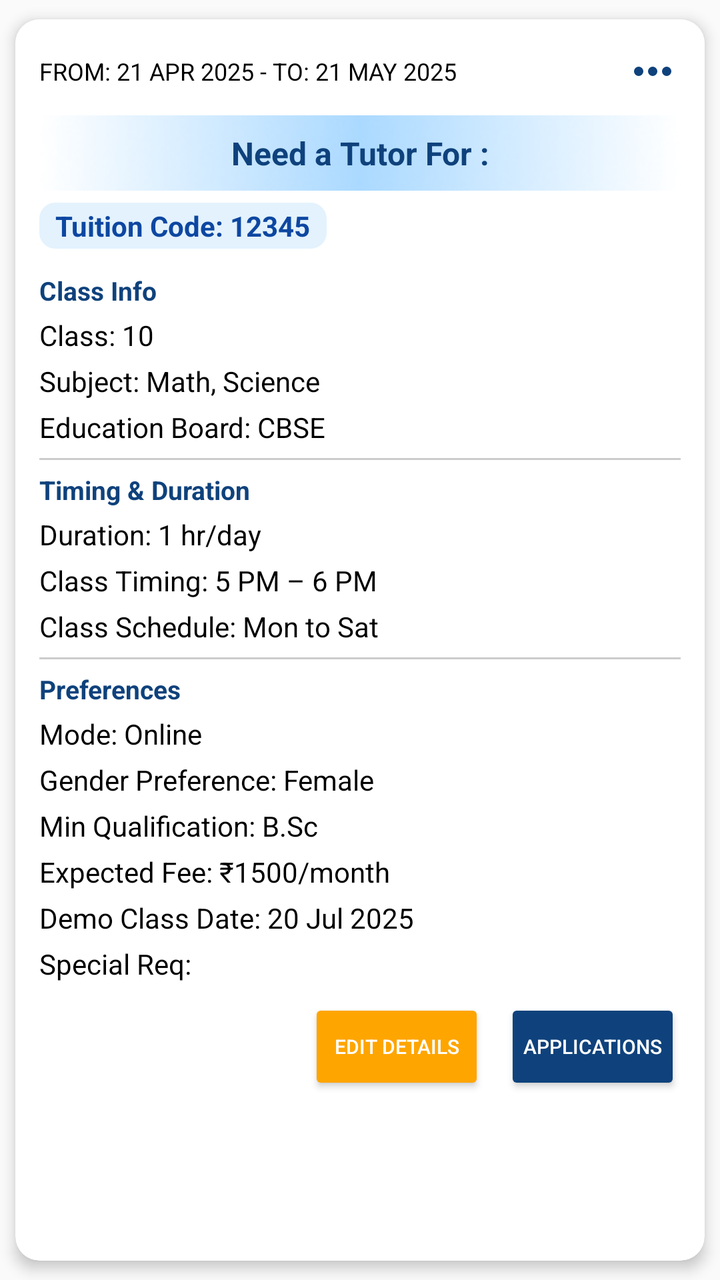
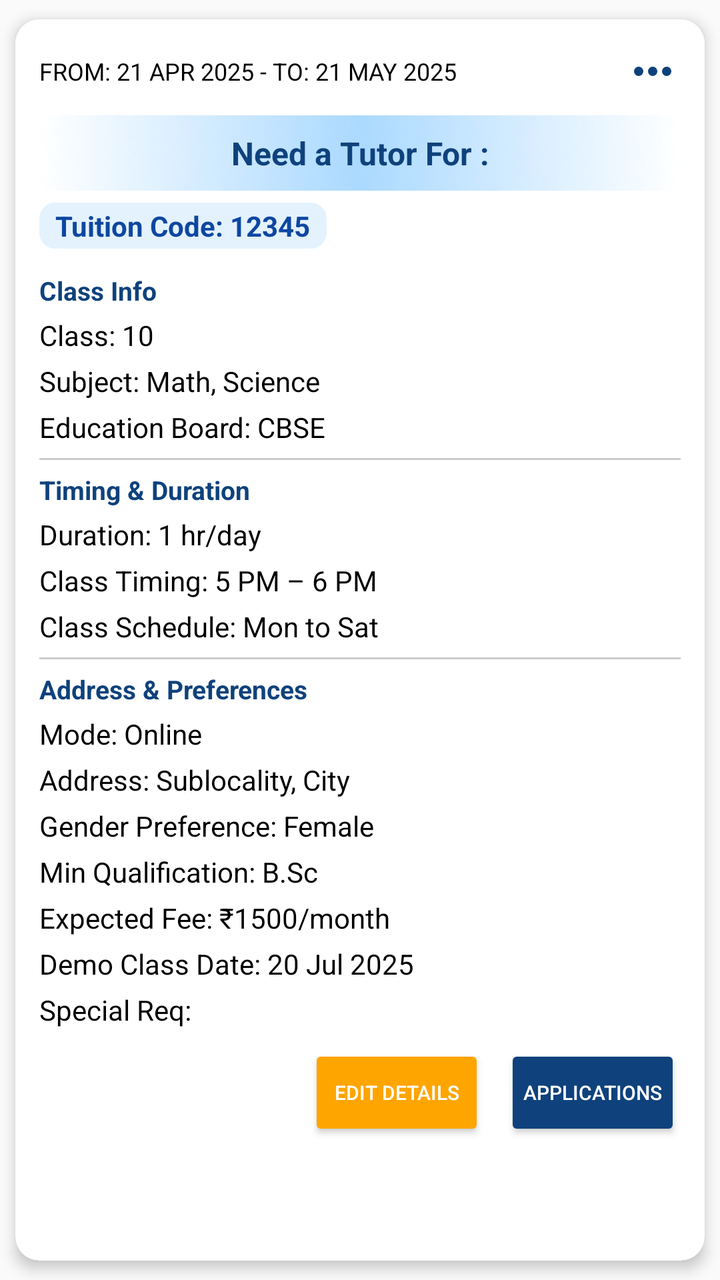

The first picture is an Android layout as it rendered before a commit; the second is the same layout after the commit. The layout source and the unified diff follow.
<!-- AndroidManifest.xml: application theme Theme.Seekshakcom -->
<!-- res/layout/item_post.xml -->
<?xml version="1.0" encoding="utf-8"?>
<androidx.cardview.widget.CardView
    xmlns:android="http://schemas.android.com/apk/res/android"
    xmlns:app="http://schemas.android.com/apk/res-auto"
    android:id="@+id/post_card"
    android:layout_width="match_parent"
    android:layout_height="wrap_content"
    android:layout_marginBottom="12dp"
    app:cardElevation="4dp"
    app:cardCornerRadius="12dp"
    android:clickable="true"
    android:foreground="?attr/selectableItemBackground"
    app:cardUseCompatPadding="true">

    <LinearLayout
        android:layout_width="match_parent"
        android:layout_height="wrap_content"
        android:background="@color/white"
        android:orientation="vertical"
        android:padding="12dp">

        
        <LinearLayout
            android:layout_width="match_parent"
            android:layout_height="wrap_content"
            android:orientation="horizontal"
            android:gravity="center_vertical">

            <TextView
                android:id="@+id/from_to_date"
                android:layout_width="0dp"
                android:layout_height="wrap_content"
                android:layout_weight="1"
                android:maxLines="1"
                android:text="FROM: 21 APR 2025 - TO: 21 MAY 2025"
                android:textColor="#000000"
                android:textSize="12sp" />

            <ImageButton
                android:id="@+id/moreOptionsButton"
                android:layout_width="wrap_content"
                android:layout_height="wrap_content"
                android:src="@drawable/ic_threedots_hori"
                android:background="?attr/selectableItemBackgroundBorderless"
                android:contentDescription="More options" />
        </LinearLayout>

        
        <TextView
            android:id="@+id/heading"
            android:layout_width="match_parent"
            android:layout_height="wrap_content"
            android:text="Need a Tutor For :"
            android:textAlignment="center"
            android:textStyle="bold"
            android:textSize="16sp"
            android:textColor="#0F427C"
            android:background="@drawable/rectangle_p"
            android:padding="8dp"
            android:layout_marginTop="8dp" />

        <TextView
            android:id="@+id/tuition_Code"
            android:layout_width="wrap_content"
            android:layout_height="wrap_content"
            android:layout_gravity="start"
            android:text="Tuition Code: 12345"
            android:textColor="#0D47A1"
            android:textStyle="bold"
            android:textSize="14sp"
            android:layout_marginTop="6dp"
            android:background="@drawable/tuition_code_bg"
            android:paddingHorizontal="8dp"
            android:paddingVertical="2dp" />

        
        <TextView
            android:layout_width="wrap_content"
            android:layout_height="wrap_content"
            android:text="Class Info"
            android:textStyle="bold"
            android:textSize="13sp"
            android:textColor="#0F427C"
            android:layout_marginTop="12dp" />

        <TextView
            android:id="@+id/class_Details"
            android:layout_width="wrap_content"
            android:layout_height="wrap_content"
            android:text="Class: 10"
            android:textColor="#000000"
            android:textSize="14sp"
            android:layout_marginTop="4dp" />

        <TextView
            android:id="@+id/subject_Details"
            android:layout_width="wrap_content"
            android:layout_height="wrap_content"
            android:text="Subject: Math, Science"
            android:textColor="#000000"
            android:textSize="14sp"
            android:layout_marginTop="4dp" />

        <TextView
            android:id="@+id/board_Details"
            android:layout_width="wrap_content"
            android:layout_height="wrap_content"
            android:text="Education Board: CBSE"
            android:textColor="#000000"
            android:textSize="14sp"
            android:layout_marginTop="4dp" />

        
        <View
            android:layout_width="match_parent"
            android:layout_height="1dp"
            android:layout_marginVertical="6dp"
            android:background="#CCCCCC" />

        
        <TextView
            android:layout_width="wrap_content"
            android:layout_height="wrap_content"
            android:text="Timing &amp; Duration"
            android:textStyle="bold"
            android:textSize="13sp"
            android:textColor="#0F427C" />

        <TextView
            android:id="@+id/duration_Details"
            android:layout_width="wrap_content"
            android:layout_height="wrap_content"
            android:text="Duration: 1 hr/day"
            android:textColor="#000000"
            android:textSize="14sp"
            android:layout_marginTop="4dp" />

        <TextView
            android:id="@+id/class_Timing"
            android:layout_width="wrap_content"
            android:layout_height="wrap_content"
            android:text="Class Timing: 5 PM – 6 PM"
            android:textColor="#000000"
            android:textSize="14sp"
            android:layout_marginTop="4dp" />

        <TextView
            android:id="@+id/class_Schedule"
            android:layout_width="wrap_content"
            android:layout_height="wrap_content"
            android:text="Class Schedule: Mon to Sat"
            android:textColor="#000000"
            android:textSize="14sp"
            android:layout_marginTop="4dp" />

        
        <View
            android:layout_width="match_parent"
            android:layout_height="1dp"
            android:layout_marginVertical="6dp"
            android:background="#CCCCCC" />

        
        <TextView
            android:layout_width="wrap_content"
            android:layout_height="wrap_content"
            android:text="Preferences"
            android:textStyle="bold"
            android:textSize="13sp"
            android:textColor="#0F427C" />

        <TextView
            android:id="@+id/mode_Of_Class"
            android:layout_width="wrap_content"
            android:layout_height="wrap_content"
            android:text="Mode: Online"
            android:textColor="#000000"
            android:textSize="14sp"
            android:layout_marginTop="4dp" />

        <TextView
            android:id="@+id/gender_Preference"
            android:layout_width="wrap_content"
            android:layout_height="wrap_content"
            android:text="Gender Preference: Female"
            android:textColor="#000000"
            android:textSize="14sp"
            android:layout_marginTop="4dp" />

        <TextView
            android:id="@+id/min_Qualification"
            android:layout_width="wrap_content"
            android:layout_height="wrap_content"
            android:text="Min Qualification: B.Sc"
            android:textColor="#000000"
            android:textSize="14sp"
            android:layout_marginTop="4dp" />

        <TextView
            android:id="@+id/fee_Details"
            android:layout_width="wrap_content"
            android:layout_height="wrap_content"
            android:text="Expected Fee: ₹1500/month"
            android:textColor="#000000"
            android:textSize="14sp"
            android:layout_marginTop="4dp" />

        <TextView
            android:id="@+id/demo_Class_Date"
            android:layout_width="wrap_content"
            android:layout_height="wrap_content"
            android:text="Demo Class Date: 20 Jul 2025"
            android:textColor="#000000"
            android:textSize="14sp"
            android:layout_marginTop="4dp" />

        <TextView
            android:id="@+id/special_Requirement"
            android:layout_width="wrap_content"
            android:layout_height="wrap_content"
            android:text="Special Req: "
            android:textColor="#000000"
            android:textSize="14sp"
            android:layout_marginTop="4dp" />

        
        <LinearLayout
            android:layout_width="match_parent"
            android:layout_height="wrap_content"
            android:orientation="horizontal"
            android:gravity="end"
            android:layout_marginTop="8dp"
            android:layout_marginBottom="4dp">

            <Button
                android:id="@+id/btn_Edit_Details"
                android:layout_width="wrap_content"
                android:layout_height="wrap_content"
                android:text="Edit Details"
                android:backgroundTint="#FFA500"
                android:textColor="#FFFFFF"
                android:textSize="10sp"
                android:paddingHorizontal="8dp" />

            <Space
                android:layout_width="10dp"
                android:layout_height="wrap_content" />

            <Button
                android:id="@+id/btn_total_applications"
                android:layout_width="wrap_content"
                android:layout_height="wrap_content"
                android:text="Applications"
                android:backgroundTint="#0F427C"
                android:textColor="#FFFFFF"
                android:textSize="10sp"
                android:paddingHorizontal="8dp" />
        </LinearLayout>
        
        <LinearLayout
            android:id="@+id/layout_expired_actions"
            android:layout_width="match_parent"
            android:layout_height="wrap_content"
            android:orientation="horizontal"
            android:gravity="center"
            android:visibility="gone"
            android:layout_marginTop="12dp">

            <Button
                android:id="@+id/btn_mark_filled"
                android:layout_width="wrap_content"
                android:layout_height="wrap_content"
                android:text="Mark as Filled"
                android:backgroundTint="#1976D2"
                android:textColor="#FFFFFF"
                android:textSize="12sp"
                android:paddingHorizontal="12dp" />

            <Space
                android:layout_width="12dp"
                android:layout_height="wrap_content" />

            <Button
                android:id="@+id/btn_repost"
                android:layout_width="wrap_content"
                android:layout_height="wrap_content"
                android:text="Repost"
                android:backgroundTint="#388E3C"
                android:textColor="#FFFFFF"
                android:textSize="12sp"
                android:paddingHorizontal="12dp" />
        </LinearLayout>

    </LinearLayout>
</androidx.cardview.widget.CardView>
<!-- resources referenced by this layout -->
<resources>
  <color name="white">#FFFFFFFF</color>
  <!-- drawable ic_threedots_hori (drawable) -->
  <vector xmlns:android="http://schemas.android.com/apk/res/android"
      android:width="28dp"
      android:height="28dp"
      android:viewportWidth="960"
      android:viewportHeight="960">
    <path
        android:pathData="M240,560q-33,0 -56.5,-23.5T160,480q0,-33 23.5,-56.5T240,400q33,0 56.5,23.5T320,480q0,33 -23.5,56.5T240,560ZM480,560q-33,0 -56.5,-23.5T400,480q0,-33 23.5,-56.5T480,400q33,0 56.5,23.5T560,480q0,33 -23.5,56.5T480,560ZM720,560q-33,0 -56.5,-23.5T640,480q0,-33 23.5,-56.5T720,400q33,0 56.5,23.5T800,480q0,33 -23.5,56.5T720,560Z"
        android:fillColor="#0F427C"/>
  </vector>
  <!-- drawable rectangle_p: png bitmap (drawable, 5340 bytes) -->
  <!-- drawable tuition_code_bg (drawable) -->
  <shape xmlns:android="http://schemas.android.com/apk/res/android">
      <solid android:color="#E3F2FD"/>
      <corners android:radius="8dp"/>
  </shape>
  <style name="Theme.Seekshakcom" parent="Theme.AppCompat.Light.NoActionBar">
          
          <item name="colorPrimary">@color/black</item>
          <item name="colorPrimaryDark">@color/purple_700</item>
          <item name="colorAccent">@color/teal_200</item>
      </style>
  <color name="black">#FF000000</color>
  <color name="purple_700">#FF3700B3</color>
  <color name="teal_200">#FF03DAC5</color>
</resources>

<!-- the commit's change to res/layout/item_post.xml (unified diff, before → after) -->
@@ -110,6 +110,8 @@
             android:textSize="14sp"
             android:layout_marginTop="4dp" />
 
+
+
         
         <View
             android:layout_width="match_parent"
@@ -164,16 +166,26 @@
         <TextView
             android:layout_width="wrap_content"
             android:layout_height="wrap_content"
-            android:text="Preferences"
+            android:text="Address &amp; Preferences"
             android:textStyle="bold"
             android:textSize="13sp"
             android:textColor="#0F427C" />
 
+
+
         <TextView
             android:id="@+id/mode_Of_Class"
             android:layout_width="wrap_content"
             android:layout_height="wrap_content"
             android:text="Mode: Online"
+            android:textColor="#000000"
+            android:textSize="14sp"
+            android:layout_marginTop="4dp" />
+        <TextView
+            android:id="@+id/location_details"
+            android:layout_width="wrap_content"
+            android:layout_height="wrap_content"
+            android:text="Address: Sublocality, City "
             android:textColor="#000000"
             android:textSize="14sp"
             android:layout_marginTop="4dp" />
